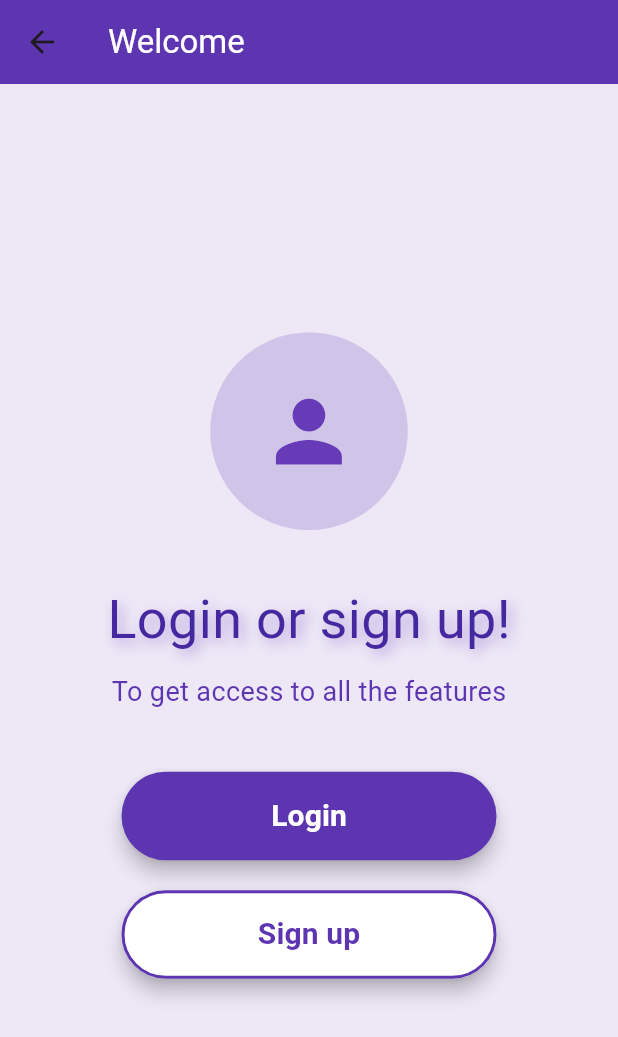
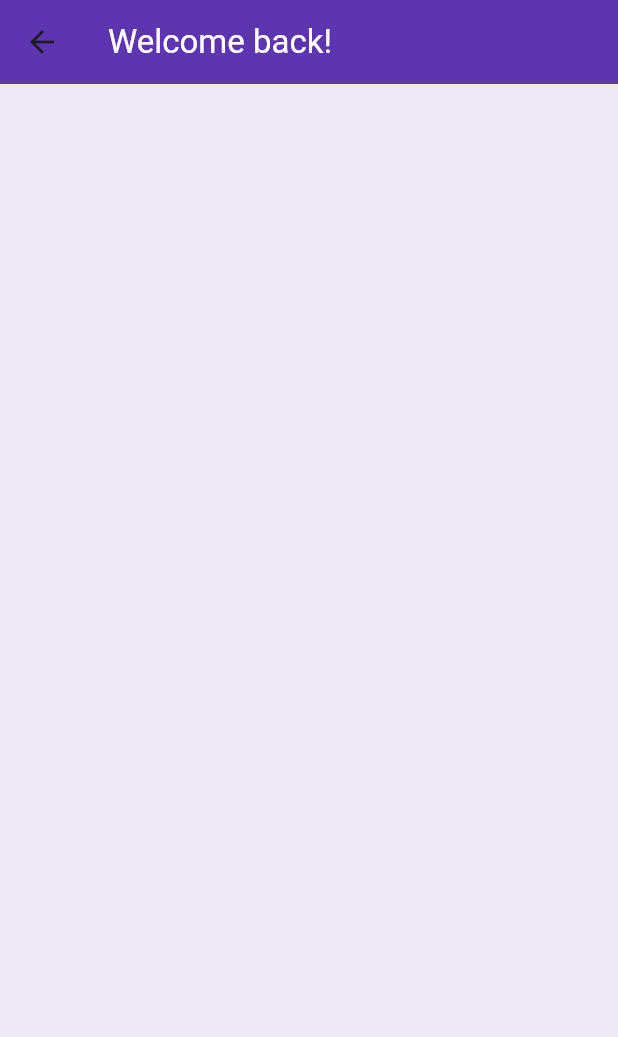
Before and after one commit to KhalilHen/30-seconds, a Flutter app: the screen it shows after launch, after a tap on the "add" icon, on a phone screen of 412 x 824 dp. Shown: the top 1037 px of the screen. Run offline on Flutter 3.47's test engine with Material 3 defaults, Android fonts, the phone set to English and light mode, and no system bars; our stand-ins replace audioplayers.

Commit message:
added login, and sign-up page. Worked on appbar in  login

```diff
--- a/thirty_seconds/lib/pages/account-page.dart
+++ b/thirty_seconds/lib/pages/account-page.dart
@@ -6,24 +6,24 @@ class AccountPage extends StatefulWidget {
 }
 
 class _AccountPageState extends State<AccountPage> with SingleTickerProviderStateMixin {
-  late AnimationController animationController;
+  late AnimationController scaleAnimationController;
   late Animation<double> scaleAnimation;
 
   @override
   void initState() {
     super.initState();
-    animationController = AnimationController(
+    scaleAnimationController = AnimationController(
       vsync: this,
       duration: const Duration(milliseconds: 1000),
     )..repeat(
         reverse: true,
       );
-    scaleAnimation = Tween<double>(begin: 1.0, end: 1.1).animate(CurvedAnimation(parent: animationController, curve: Curves.easeInOut));
+    scaleAnimation = Tween<double>(begin: 1.0, end: 1.1).animate(CurvedAnimation(parent: scaleAnimationController, curve: Curves.easeInOut));
   }
 
   @override
   void dispose() {
-    animationController.dispose();
+    scaleAnimationController.dispose();
     super.dispose();
   }
 
--- a/thirty_seconds/lib/pages/homepage.dart
+++ b/thirty_seconds/lib/pages/homepage.dart
@@ -2,6 +2,7 @@ import 'dart:ui';
 
 import 'package:flutter/material.dart';
 import 'package:thirty_seconds/pages/account-page.dart';
+import 'package:thirty_seconds/pages/login.dart';
 import 'package:thirty_seconds/pages/setup_teams.dart';
 
 class HomePage extends StatefulWidget {
@@ -119,7 +120,8 @@ class _HomePageState extends State<HomePage> with SingleTickerProviderStateMixin
       floatingActionButton: FloatingActionButton(
         onPressed: () {
 // Navigator.pu
-          Navigator.push(context, MaterialPageRoute(builder: (context) => AccountPage()));
+          // Navigator.push(context, MaterialPageRoute(builder: (context) => AccountPage()));
+          Navigator.push(context, MaterialPageRoute(builder: (context) => LoginPage()));
         },
         backgroundColor: Colors.deepPurple[600],
         child: Icon(Icons.add),
--- /dev/null
+++ b/thirty_seconds/lib/pages/login.dart
@@ -0,0 +1,28 @@
+import 'package:flutter/material.dart';
+
+class LoginPage extends StatefulWidget {
+  @override
+  State<LoginPage> createState() => _LoginPageState();
+}
+
+class _LoginPageState extends State<LoginPage> with SingleTickerProviderStateMixin {
+  @override
+  Widget build(BuildContext context) {
+    return Scaffold(
+
+      backgroundColor: Colors.deepPurple[50],
+      appBar: AppBar(
+        title: Text("Welcome back!", style: TextStyle(color: Colors.white),
+
+
+        ),
+        backgroundColor: Colors.deepPurple[600],
+        elevation: 0,
+      ),
+
+      body: SingleChildScrollView(
+        // child: ,
+      ),
+    );
+  }
+}
```
Also changed, not shown: thirty_seconds/lib/pages/sign_up.dart (added).
